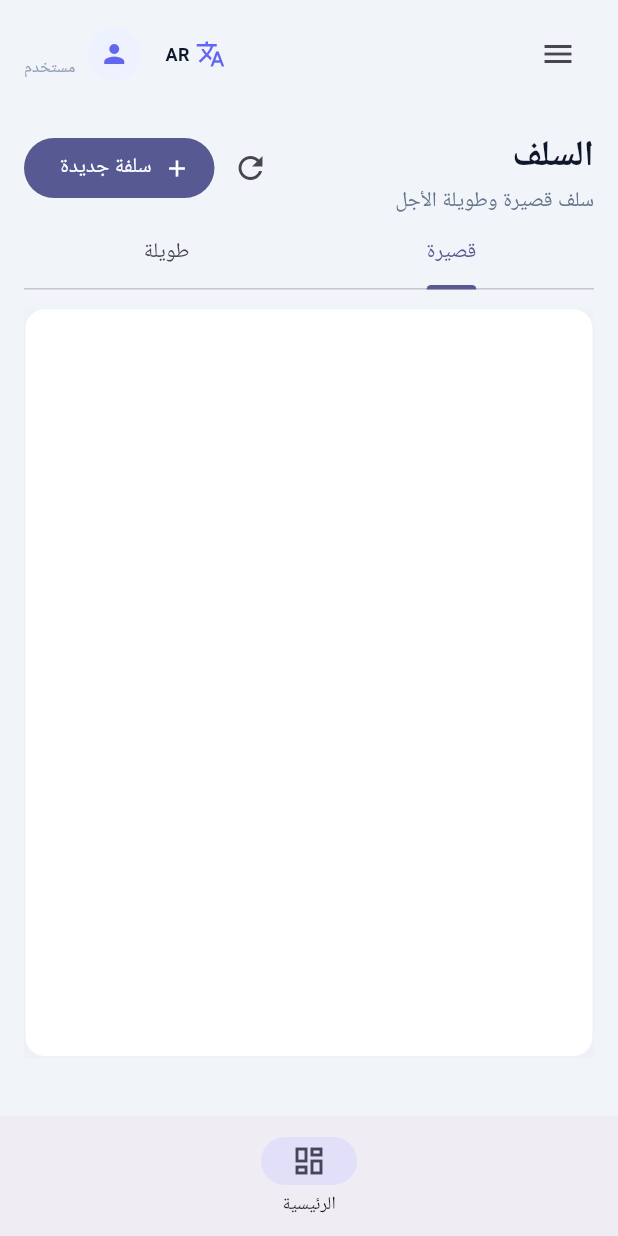
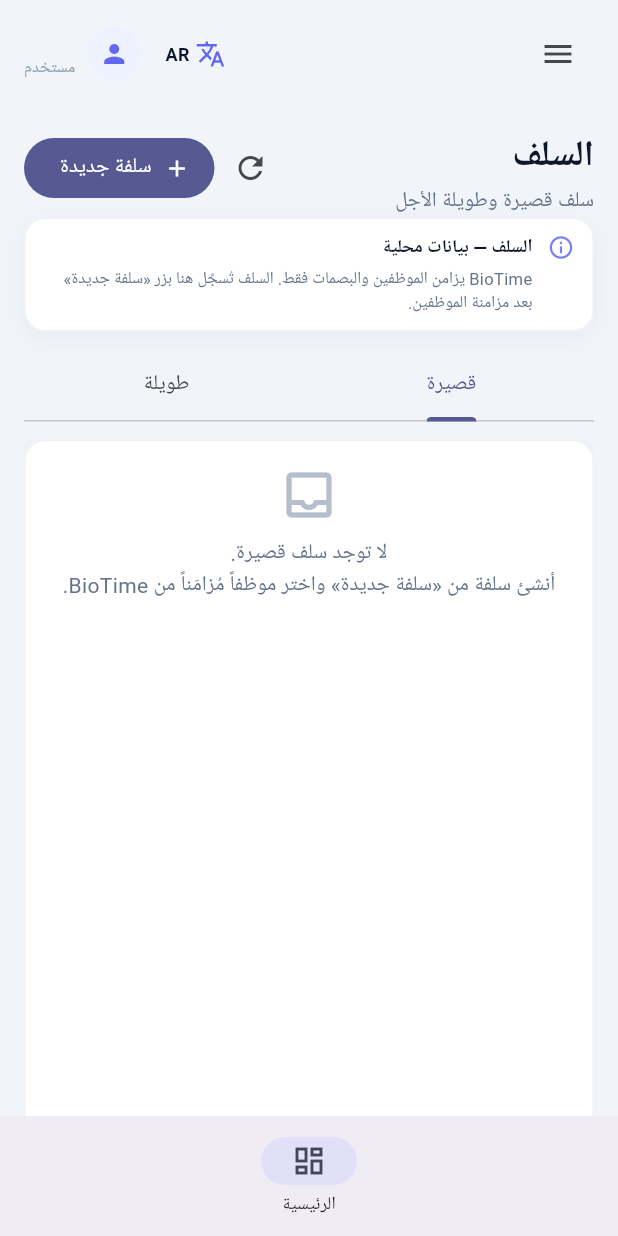
Before and after one commit to ibrahim-atef/biotime_web_dashboard, a Flutter app: the AdvancesPage screen opened by its route, on a phone screen of 412 x 824 dp. Run offline on Flutter 3.47's test engine with Material 3 defaults, Android fonts, the phone set to English and light mode, and no system bars; our stand-ins replace equatable, fl_chart, flutter_bloc, get_it, go_router, google_fonts and 1 more; missing offline and left inert: dart:html; accounts and stored records are empty; network calls fail; Roboto replaces fonts that are missing (Cairo).

Commit message:
Clarify local HR pages vs BioTime sync with empty states.
Advances, deductions, shifts, and payroll are local data — add banners
and empty list messages; document sync scope in settings.

Co-authored-by: Cursor <cursoragent@cursor.com>

```diff
--- /dev/null
+++ b/lib/core/widgets/hr_local_data_info.dart
@@ -0,0 +1,82 @@
+import 'package:flutter/material.dart';
+
+import '../theme/app_colors.dart';
+import '../theme/app_dimensions.dart';
+import 'sellix_card.dart';
+
+/// Explains that this HR screen is managed locally, not imported from BioTime sync.
+class HrLocalDataBanner extends StatelessWidget {
+  const HrLocalDataBanner({
+    super.key,
+    required this.title,
+    this.hint,
+  });
+
+  final String title;
+  final String? hint;
+
+  @override
+  Widget build(BuildContext context) {
+    return SellixCard(
+      padding: const EdgeInsets.symmetric(horizontal: 12, vertical: 10),
+      child: Row(
+        crossAxisAlignment: CrossAxisAlignment.start,
+        children: [
+          Icon(Icons.info_outline, size: 18, color: AppColors.primary.withValues(alpha: 0.85)),
+          const SizedBox(width: 10),
+          Expanded(
+            child: Column(
+              crossAxisAlignment: CrossAxisAlignment.start,
+              children: [
+                Text(
+                  title,
+                  style: const TextStyle(fontWeight: FontWeight.w600, fontSize: 12),
+                ),
+                const SizedBox(height: 4),
+                Text(
+                  hint ??
+                      'لا يُستورد من سيرفر BioTime — أنشئ السجلات من هذا التطبيق بعد مزامنة الموظفين.',
+                  style: const TextStyle(fontSize: 11, color: AppColors.textSecondary, height: 1.4),
+                ),
+              ],
+            ),
+          ),
+        ],
+      ),
+    );
+  }
+}
+
+class HrEmptyListCard extends StatelessWidget {
+  const HrEmptyListCard({
+    super.key,
+    required this.message,
+    this.actionLabel,
+    this.onAction,
+  });
+
+  final String message;
+  final String? actionLabel;
+  final VoidCallback? onAction;
+
+  @override
+  Widget build(BuildContext context) {
+    return SellixCard(
+      child: Column(
+        children: [
+          Icon(Icons.inbox_outlined, size: 40, color: AppColors.textMuted.withValues(alpha: 0.7)),
+          const SizedBox(height: AppDimensions.spaceSm),
+          Text(
+            message,
+            textAlign: TextAlign.center,
+            style: const TextStyle(color: AppColors.textSecondary, height: 1.45),
+          ),
+          if (actionLabel != null && onAction != null) ...[
+            const SizedBox(height: 12),
+            FilledButton(onPressed: onAction, child: Text(actionLabel!)),
+          ],
+        ],
+      ),
+    );
+  }
+}
--- a/lib/features/advances/advances_page.dart
+++ b/lib/features/advances/advances_page.dart
@@ -3,6 +3,7 @@ import 'package:flutter/material.dart';
 import '../../core/di/injection.dart';
 import '../../core/theme/app_dimensions.dart';
 import '../../core/widgets/employee_search_field.dart';
+import '../../core/widgets/hr_local_data_info.dart';
 import '../../core/widgets/page_header.dart';
 import '../../core/widgets/sellix_card.dart';
 import '../../core/widgets/status_tag.dart';
@@ -75,6 +76,11 @@ class _AdvancesPageState extends State<AdvancesPage> with SingleTickerProviderSt
               ),
             ],
           ),
+          const HrLocalDataBanner(
+            title: 'السلف — بيانات محلية',
+            hint: 'BioTime يزامن الموظفين والبصمات فقط. السلف تُسجَّل هنا بزر «سلفة جديدة» بعد مزامنة الموظفين.',
+          ),
+          const SizedBox(height: 12),
           TabBar(controller: _tabs, tabs: const [Tab(text: 'قصيرة'), Tab(text: 'طويلة')]),
           const SizedBox(height: 12),
           if (_loading)
@@ -104,6 +110,14 @@ class _AdvanceList extends StatelessWidget {
 
   @override
   Widget build(BuildContext context) {
+    if (items.isEmpty) {
+      return HrEmptyListCard(
+        message: isLong
+            ? 'لا توجد سلف طويلة الأجل.\nأنشئ سلفة من «سلفة جديدة» واختر موظفاً مُزامَناً من BioTime.'
+            : 'لا توجد سلف قصيرة.\nأنشئ سلفة من «سلفة جديدة» واختر موظفاً مُزامَناً من BioTime.',
+      );
+    }
+
     return SellixCard(
       padding: EdgeInsets.zero,
       child: ListView.builder(
--- a/lib/features/deductions/deductions_page.dart
+++ b/lib/features/deductions/deductions_page.dart
@@ -4,6 +4,7 @@ import '../../core/di/injection.dart';
 import '../../core/theme/app_colors.dart';
 import '../../core/theme/app_dimensions.dart';
 import '../../core/widgets/employee_search_field.dart';
+import '../../core/widgets/hr_local_data_info.dart';
 import '../../core/widgets/page_header.dart';
 import '../../core/widgets/sellix_card.dart';
 import '../../core/widgets/status_tag.dart';
@@ -103,11 +104,15 @@ class _DeductionsPageState extends State<DeductionsPage> {
         children: [
           PageHeader(
             title: 'الاستقطاعات',
-            subtitle: 'خصومات الموظفين — تُحفظ في Odoo',
+            subtitle: 'خصومات الموظفين — بيانات محلية',
             actions: [
               IconButton(onPressed: _load, icon: const Icon(Icons.refresh)),
               FilledButton.icon(onPressed: _add, icon: const Icon(Icons.add, size: 18), label: const Text('استقطاع جديد')),
             ],
+          ),
+          const HrLocalDataBanner(
+            title: 'الاستقطاعات — بيانات محلية',
+            hint: 'تُنشأ في التطبيق وتُطبَّق على كشف الرواتب. مزامنة BioTime تجلب الموظفين والبصمات فقط.',
           ),
           const SizedBox(height: 12),
           Wrap(
@@ -143,7 +148,7 @@ class _DeductionsPageState extends State<DeductionsPage> {
           if (_loading)
             const Center(child: CircularProgressIndicator())
           else if (items.isEmpty)
-            const SellixCard(child: Text('لا توجد استقطاعات'))
+            const HrEmptyListCard(message: 'لا توجد استقطاعات.\nأضف استقطاعاً جديداً واختر موظفاً مُزامَناً.')
           else
             SellixCard(
               padding: EdgeInsets.zero,
--- a/lib/features/hr/settings_page.dart
+++ b/lib/features/hr/settings_page.dart
@@ -274,6 +274,23 @@ class _SettingsPageState extends State<SettingsPage> {
             ),
           ),
           const SizedBox(height: 16),
+          const Text('ما يُزامَن من BioTime', style: TextStyle(fontWeight: FontWeight.w700)),
+          const SizedBox(height: 8),
+          const SellixCard(
+            child: Column(
+              crossAxisAlignment: CrossAxisAlignment.start,
+              children: [
+                Text('من سيرفر BioTime (زر Sync):', style: TextStyle(fontWeight: FontWeight.w600, fontSize: 13)),
+                SizedBox(height: 6),
+                Text('• الموظفين والأقسام\n• الأجهزة\n• البصمات (punches)', style: TextStyle(fontSize: 12, color: AppColors.textSecondary, height: 1.5)),
+                SizedBox(height: 10),
+                Text('محلي في التطبيق (لا يُستورد من BioTime):', style: TextStyle(fontWeight: FontWeight.w600, fontSize: 13)),
+                SizedBox(height: 6),
+                Text('• الشيفتات والجدول\n• السلف والاستقطاعات\n• كشوف الرواتب\n• طلبات الإجازة والسلف', style: TextStyle(fontSize: 12, color: AppColors.textSecondary, height: 1.5)),
+              ],
+            ),
+          ),
+          const SizedBox(height: 16),
           const Text('Sync status (local DB)', style: TextStyle(fontWeight: FontWeight.w700)),
           const SizedBox(height: 8),
           SellixCard(
--- a/lib/features/payroll/payroll_list_page.dart
+++ b/lib/features/payroll/payroll_list_page.dart
@@ -4,6 +4,7 @@ import 'package:go_router/go_router.dart';
 import '../../core/di/injection.dart';
 import '../../core/router/app_router.dart';
 import '../../core/theme/app_dimensions.dart';
+import '../../core/widgets/hr_local_data_info.dart';
 import '../../core/widgets/page_header.dart';
 import '../../core/widgets/sellix_card.dart';
 import '../../core/widgets/status_tag.dart';
@@ -78,9 +79,19 @@ class _PayrollListPageState extends State<PayrollListPage> {
               FilledButton.icon(onPressed: _create, icon: const Icon(Icons.add, size: 18), label: const Text('كشف جديد')),
             ],
           ),
+          const HrLocalDataBanner(
+            title: 'الرواتب — تُحسب محلياً',
+            hint: 'بعد مزامنة البصمات والشيفتات: أنشئ كشفاً جديداً ثم احسبه من بيانات الحضور المحلية.',
+          ),
           const SizedBox(height: 16),
           if (_loading)
             const Center(child: CircularProgressIndicator())
+          else if (_items.isEmpty)
+            HrEmptyListCard(
+              message: 'لا توجد كشوف رواتب.\nأنشئ كشفاً جديداً للفترة الحالية ثم اضغط «حساب».',
+              actionLabel: 'كشف جديد',
+              onAction: _create,
+            )
           else
             SellixCard(
               padding: EdgeInsets.zero,
--- a/lib/features/shifts/shifts_page.dart
+++ b/lib/features/shifts/shifts_page.dart
@@ -2,6 +2,7 @@ import 'package:flutter/material.dart';
 
 import '../../core/di/injection.dart';
 import '../../core/theme/app_dimensions.dart';
+import '../../core/widgets/hr_local_data_info.dart';
 import '../../core/widgets/page_header.dart';
 import '../../core/widgets/sellix_card.dart';
 
@@ -57,9 +58,17 @@ class _ShiftsPageState extends State<ShiftsPage> {
               FilledButton.icon(onPressed: () => _openForm(), icon: const Icon(Icons.add, size: 18), label: const Text('شيفت جديد')),
             ],
           ),
+          const HrLocalDataBanner(
+            title: 'الشيفتات — بيانات محلية',
+            hint: 'أنشئ قوالب الشيفت هنا، ثم عيّنها للموظفين في «تعيينات الشيفت» وجدول الشيفتات.',
+          ),
           const SizedBox(height: 16),
           if (_loading)
             const Center(child: CircularProgressIndicator())
+          else if (_items.isEmpty)
+            const HrEmptyListCard(
+              message: 'لا توجد شيفتات.\nأنشئ شيفتاً جديداً ثم عيّنه للموظفين المُزامَنين من BioTime.',
+            )
           else
             SellixCard(
               padding: EdgeInsets.zero,
```
